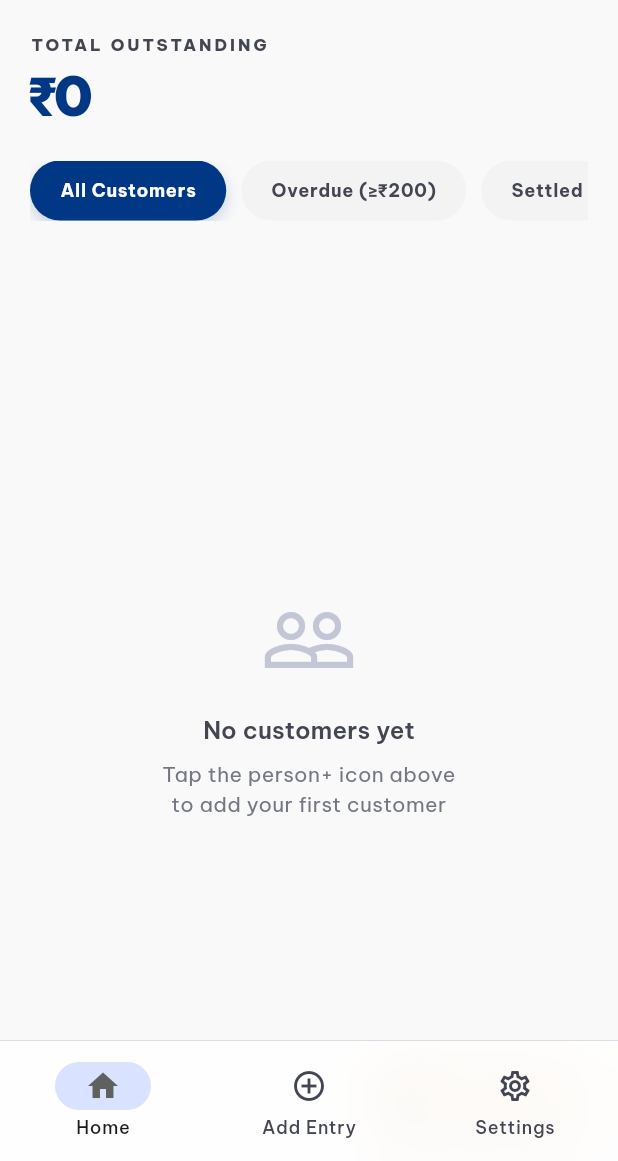
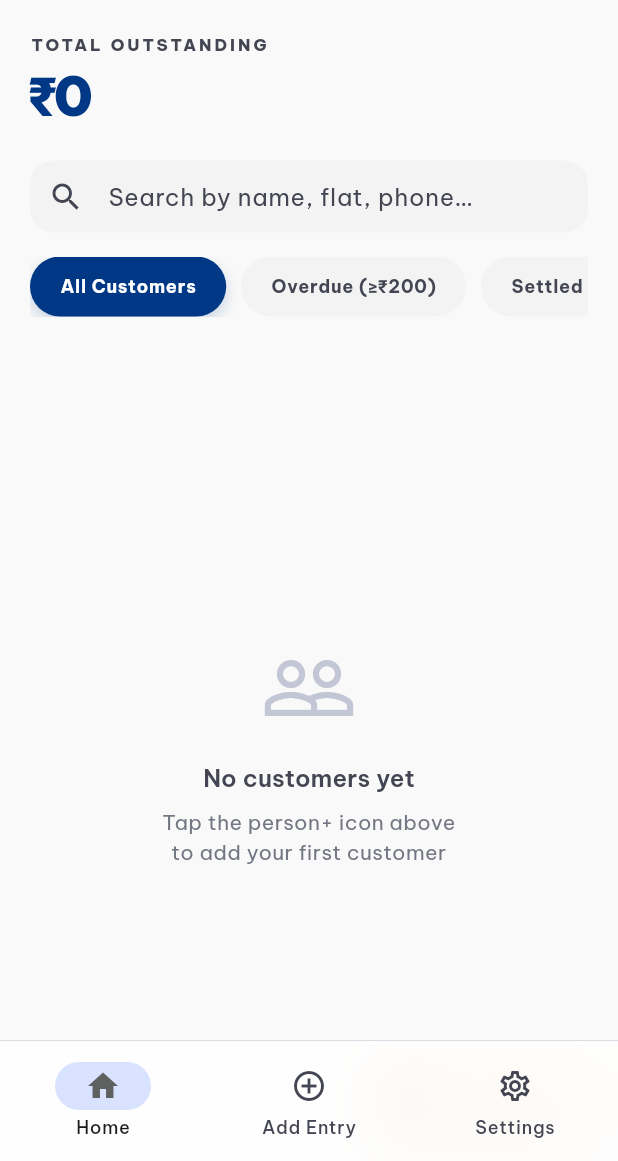
Before and after one commit to knowingrohan/hisaab-kitaab, a Flutter app: the screen it shows after launch, on a phone screen of 412 x 824 dp, the part 75-1236 px from its top. Run offline on Flutter 3.47's test engine with Material 3 defaults, Android fonts, the phone set to English and light mode, and no system bars; our stand-ins replace drift, flutter_riverpod, go_router, google_fonts; accounts and stored records are empty; generated files the repository leaves out were written again.

Commit message:
feat: customer search on home screen (M4-Adhoc)
- Add search bar TextField above filter chips
- Filters by name, flat number, phone (case-insensitive)
- Works in combination with All/Overdue/Settled tab filter
- Clear (X) button to reset query
- "No results for '...'" empty state when search returns nothing
- Fix _showAddCustomer to use useRootNavigator: true

Co-Authored-By: Claude Sonnet 4.6 <noreply@anthropic.com>

```diff
--- a/lib/features/home/presentation/home_screen.dart
+++ b/lib/features/home/presentation/home_screen.dart
@@ -20,13 +20,29 @@ class HomeScreen extends ConsumerStatefulWidget {
 
 class _HomeScreenState extends ConsumerState<HomeScreen> {
   _Filter _filter = _Filter.all;
+  String _searchQuery = '';
+  final _searchCtrl = TextEditingController();
+
+  @override
+  void dispose() {
+    _searchCtrl.dispose();
+    super.dispose();
+  }
 
   List<CustomerWithBalance> _applyFilter(
       List<CustomerWithBalance> all, int threshold) {
+    var list = all;
+    if (_searchQuery.isNotEmpty) {
+      final q = _searchQuery.toLowerCase();
+      list = list.where((c) =>
+          c.name.toLowerCase().contains(q) ||
+          c.flatNumber.toLowerCase().contains(q) ||
+          (c.phone != null && c.phone!.toLowerCase().contains(q))).toList();
+    }
     return switch (_filter) {
-      _Filter.all => all,
-      _Filter.overdue => all.where((c) => c.balance >= threshold).toList(),
-      _Filter.settled => all.where((c) => c.balance < threshold).toList(),
+      _Filter.all => list,
+      _Filter.overdue => list.where((c) => c.balance >= threshold).toList(),
+      _Filter.settled => list.where((c) => c.balance < threshold).toList(),
     };
   }
 
@@ -35,6 +51,7 @@ class _HomeScreenState extends ConsumerState<HomeScreen> {
       context: context,
       isScrollControlled: true,
       backgroundColor: Colors.transparent,
+      useRootNavigator: true,
       builder: (_) => const AddCustomerSheet(),
     );
   }
@@ -154,6 +171,34 @@ class _HomeScreenState extends ConsumerState<HomeScreen> {
                   ),
                   const SizedBox(height: 20),
 
+                  // Search bar
+                  TextField(
+                    controller: _searchCtrl,
+                    onChanged: (v) => setState(() => _searchQuery = v.trim()),
+                    decoration: InputDecoration(
+                      hintText: 'Search by name, flat, phone…',
+                      prefixIcon: const Icon(Icons.search),
+                      suffixIcon: _searchQuery.isNotEmpty
+                          ? IconButton(
+                              icon: const Icon(Icons.close),
+                              onPressed: () {
+                                _searchCtrl.clear();
+                                setState(() => _searchQuery = '');
+                              },
+                            )
+                          : null,
+                      filled: true,
+                      fillColor: AppColors.surfaceContainerLow,
+                      border: OutlineInputBorder(
+                        borderRadius: BorderRadius.circular(16),
+                        borderSide: BorderSide.none,
+                      ),
+                      contentPadding: const EdgeInsets.symmetric(
+                          horizontal: 16, vertical: 12),
+                    ),
+                  ),
+                  const SizedBox(height: 16),
+
                   // Filter tabs
                   SingleChildScrollView(
                     scrollDirection: Axis.horizontal,
@@ -186,7 +231,7 @@ class _HomeScreenState extends ConsumerState<HomeScreen> {
               final filtered = _applyFilter(customers, alertThreshold);
               if (filtered.isEmpty) {
                 return SliverFillRemaining(
-                  child: _emptyState(context),
+                  child: _emptyState(context, customers.isEmpty),
                 );
               }
               return SliverPadding(
@@ -256,31 +301,34 @@ class _HomeScreenState extends ConsumerState<HomeScreen> {
     );
   }
 
-  Widget _emptyState(BuildContext context) {
+  Widget _emptyState(BuildContext context, bool noCustomersAtAll) {
     final theme = Theme.of(context);
+    final isSearching = _searchQuery.isNotEmpty;
     return Center(
       child: Padding(
         padding: const EdgeInsets.all(32),
         child: Column(
           mainAxisSize: MainAxisSize.min,
           children: [
-            const Icon(
-              Icons.people_outline,
+            Icon(
+              isSearching ? Icons.search_off : Icons.people_outline,
               size: 64,
               color: AppColors.outlineVariant,
             ),
             const SizedBox(height: 16),
             Text(
-              _filter == _Filter.all
-                  ? 'No customers yet'
-                  : 'No customers in this category',
+              isSearching
+                  ? 'No results for "$_searchQuery"'
+                  : noCustomersAtAll
+                      ? 'No customers yet'
+                      : 'No customers in this category',
               style: theme.textTheme.titleMedium?.copyWith(
                 color: AppColors.onSurfaceVariant,
                 fontWeight: FontWeight.w600,
               ),
             ),
             const SizedBox(height: 8),
-            if (_filter == _Filter.all)
+            if (!isSearching && noCustomersAtAll)
               Text(
                 'Tap the person+ icon above\nto add your first customer',
                 textAlign: TextAlign.center,
```
Also changed, not shown: 1 other file.
